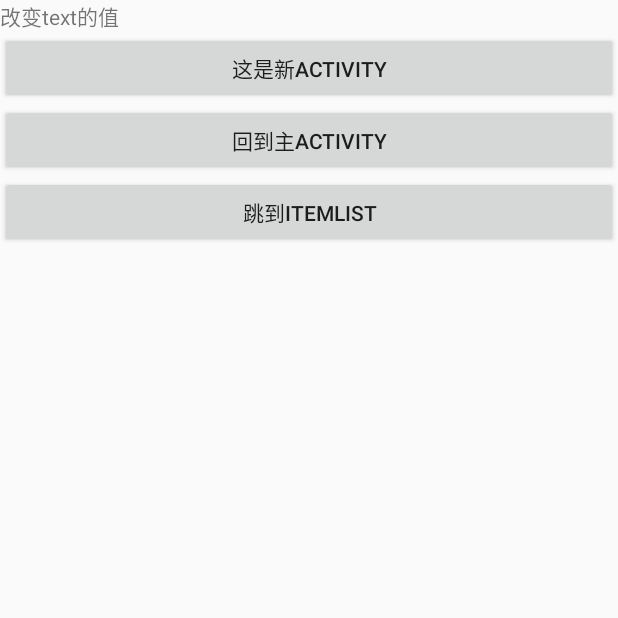
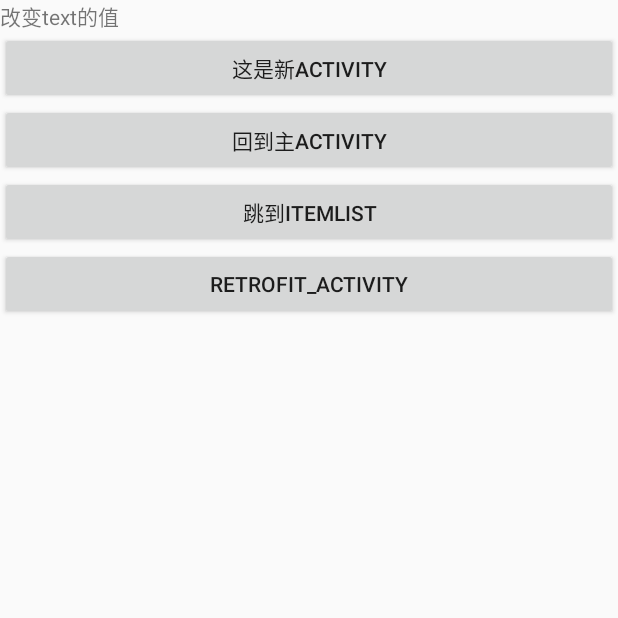
Before and after one commit to HSATAN/android, an Android app: the screen it shows after launch (NewActivity), after a tap on "BUTTON", on a phone screen of 412 x 824 dp, the top half of it. Run offline under Robolectric (Android 15) with nearby library versions, the phone set to English and light mode, and no system bars; 1 other tap on this screen came first.

Commit message:
retrofit

```diff
--- a/app/src/main/AndroidManifest.xml
+++ b/app/src/main/AndroidManifest.xml
@@ -18,6 +18,8 @@
         </activity>
         <activity android:name=".NewActivity"></activity>
         <activity android:name=".ItemActivity"></activity>
+        <activity android:name=".network_utils.GetRequest"></activity>
+        <activity android:name=".network_utils.PostRequest"></activity>
     </application>
 
     <uses-permission android:name="android.permission.INTERNET"/>
--- a/app/src/main/java/com/example/edison/newworld/ItemActivity.java
+++ b/app/src/main/java/com/example/edison/newworld/ItemActivity.java
@@ -7,6 +7,7 @@ import android.support.v7.widget.RecyclerView;
 
 import butterknife.BindView;
 import butterknife.ButterKnife;
+import okhttp3.OkHttpClient;
 
 /**
  * Created by huangkaijie on 2017/9/5.
@@ -24,5 +25,7 @@ public class ItemActivity extends Activity {
         ButterKnife.bind(this);
         rvTextList.setLayoutManager(new LinearLayoutManager(this,LinearLayoutManager.VERTICAL,false));
         rvTextList.setAdapter(new TextListAdapter(this));
+
+
     }
 }
--- a/app/src/main/java/com/example/edison/newworld/NewActivity.java
+++ b/app/src/main/java/com/example/edison/newworld/NewActivity.java
@@ -6,6 +6,9 @@ import android.os.Bundle;
 import android.view.View;
 import android.widget.Button;
 import android.widget.TextView;
+
+import com.example.edison.newworld.network_utils.GetRequest;
+import com.example.edison.newworld.network_utils.PostRequest;
 
 /**
  * Created by huangkaijie on 2017/9/5.
@@ -17,6 +20,8 @@ public class NewActivity extends Activity {
     private Button button;
     private Button button_item;
     private TextView textView;
+    private Button button_retrofit;
+
     @Override
     public void onCreate(Bundle savedInstanceState){
         super.onCreate(savedInstanceState);
@@ -25,7 +30,17 @@ public class NewActivity extends Activity {
         Bundle bundle=getIntent().getExtras();
         button_item=(Button)findViewById(R.id.button_item);
         textView.setText(bundle.getString("text"));
+        button_retrofit=(Button)findViewById(R.id.button_retrofit);
         button=(Button)findViewById(R.id.button_main_activity);
+
+        button_retrofit.setOnClickListener(new View.OnClickListener() {
+            @Override
+            public void onClick(View view) {
+                Intent intent=new Intent(NewActivity.this, GetRequest.class);
+                startActivity(intent);
+            }
+        });
+
         button.setOnClickListener(new View.OnClickListener() {
             @Override
             public void onClick(View view) {
--- a/app/src/main/java/com/example/edison/newworld/Util.java
+++ b/app/src/main/java/com/example/edison/newworld/Util.java
@@ -3,7 +3,6 @@ package com.example.edison.newworld;
 /**
  * Created by huangkaijie on 2017/9/5.
  */
-
 public class Util {
 
     private static String[] nameArray = new String[]{
--- a/app/src/main/java/com/example/edison/newworld/network_utils/PostRequest.java
+++ b/app/src/main/java/com/example/edison/newworld/network_utils/PostRequest.java
@@ -1,7 +1,9 @@
-package scut.carson_ho.retrofitdemo;
+package com.example.edison.newworld.network_utils;
 
 import android.os.Bundle;
 import android.support.v7.app.AppCompatActivity;
+
+import com.example.edison.newworld.R;
 
 import retrofit2.Call;
 import retrofit2.Callback;
@@ -18,7 +20,7 @@ public class PostRequest extends AppCompatActivity {
     @Override
     protected void onCreate(Bundle savedInstanceState) {
         super.onCreate(savedInstanceState);
-        setContentView(R.layout.activity_main);
+        setContentView(R.layout.activity_weather);
 
         request();
     }
--- a/app/src/main/java/com/example/edison/newworld/network_utils/PostRequest_Interface.java
+++ b/app/src/main/java/com/example/edison/newworld/network_utils/PostRequest_Interface.java
@@ -1,4 +1,4 @@
-package scut.carson_ho.retrofitdemo;
+package com.example.edison.newworld.network_utils;
 
 import retrofit2.Call;
 import retrofit2.http.Field;
--- a/app/src/main/java/com/example/edison/newworld/network_utils/Translation1.java
+++ b/app/src/main/java/com/example/edison/newworld/network_utils/Translation1.java
@@ -1,4 +1,4 @@
-package scut.carson_ho.retrofitdemo;
+package com.example.edison.newworld.network_utils;
 
 import java.util.List;
 
--- a/app/src/main/res/layout/activity_weather.xml
+++ b/app/src/main/res/layout/activity_weather.xml
@@ -7,7 +7,7 @@
     android:paddingLeft="@dimen/activity_horizontal_margin"
     android:paddingRight="@dimen/activity_horizontal_margin"
     android:paddingTop="@dimen/activity_vertical_margin"
-    tools:context=".GetRequest">
+    tools:context=".network_utils.GetRequest">
 
     <TextView
         android:layout_width="wrap_content"
--- a/app/src/main/res/layout/new_activity.xml
+++ b/app/src/main/res/layout/new_activity.xml
@@ -28,4 +28,10 @@
         android:layout_width="match_parent"
         android:layout_height="wrap_content"
         android:text="跳到itemlist" />
+
+    <Button
+        android:id="@+id/button_retrofit"
+        android:layout_width="match_parent"
+        android:layout_height="wrap_content"
+        android:text="retrofit_activity" />
 </LinearLayout>
```
Also changed, not shown: app/build.gradle (+10 -0 lines), app/src/main/java/com/example/edison/newworld/network_utils/GetRequest.java (+48 -5 lines), app/src/main/java/com/example/edison/newworld/network_utils/GetRequest_Interface.java (+10 -1 lines), app/src/main/java/com/example/edison/newworld/network_utils/Translation.java (+26 -2 lines).
